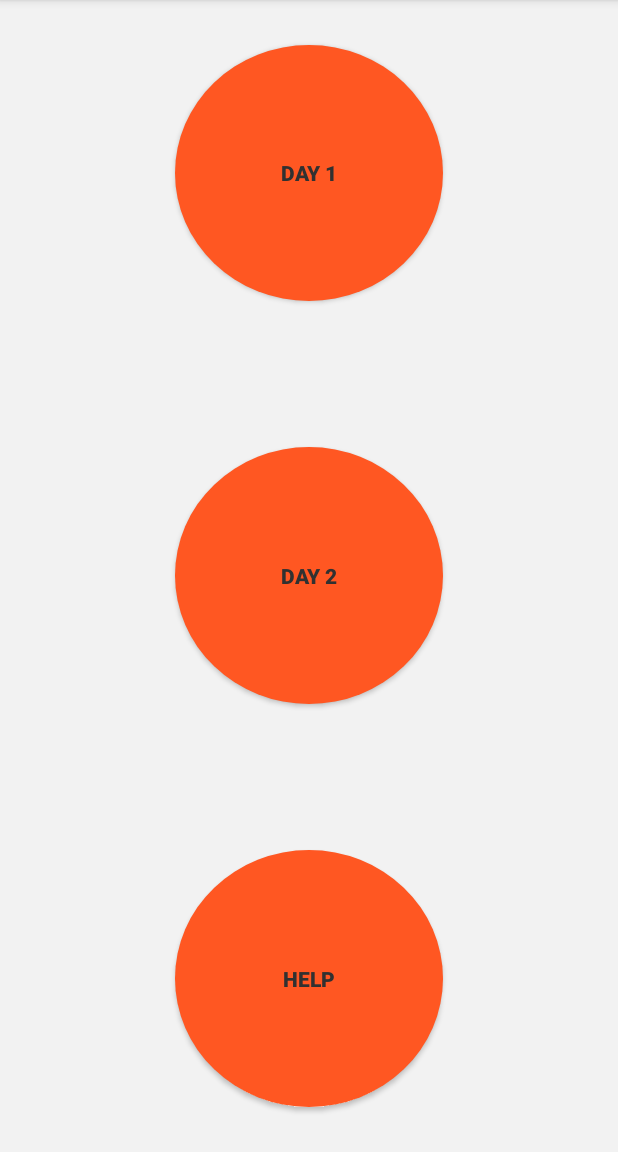
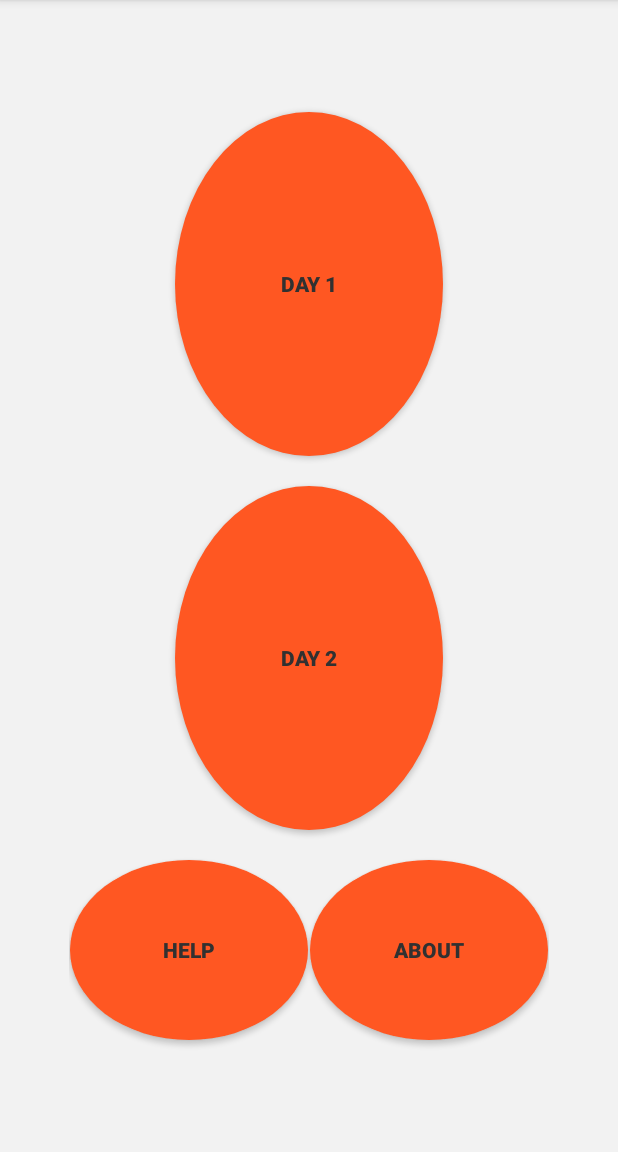
Before and after one commit to HARSHVDARJI/TechDemo, an Android app: the screen it shows after launch (MainActivity), on a phone screen of 412 x 824 dp, the part 84-1236 px from its top. Run offline under Robolectric (Android 15) with nearby library versions, the phone set to English and light mode, and no system bars.

Commit message:
Added About me..

```diff
--- a/app/src/main/AndroidManifest.xml
+++ b/app/src/main/AndroidManifest.xml
@@ -25,6 +25,8 @@
         <activity android:name=".HelpLayout.Help" > </activity>
         <activity android:name=".ViewLayout.FinalActivity">
         </activity>
+        <activity android:name=".About"
+            android:label="@string/about"> </activity>
     </application>
 
 </manifest>
--- a/app/src/main/java/com/project/harsh/techdemo/MainActivity.java
+++ b/app/src/main/java/com/project/harsh/techdemo/MainActivity.java
@@ -19,6 +19,7 @@ public class MainActivity extends AppCompatActivity {
         Button day1 = (Button)findViewById(R.id.btn1);
         Button day2 = (Button)findViewById(R.id.btn2);
         Button help = (Button)findViewById(R.id.help);
+        Button about = (Button)findViewById(R.id.about);
 
         day1.setOnClickListener(new View.OnClickListener() {
             @Override
@@ -49,5 +50,14 @@ public class MainActivity extends AppCompatActivity {
 
             }
         });
+        about.setOnClickListener(new View.OnClickListener() {
+            @Override
+            public void onClick(View v) {
+                Intent i = new Intent(MainActivity.this, About.class);
+                i.putExtra("position",2);
+                startActivity(i);
+
+            }
+        });
     }
 }
--- a/app/src/main/res/layout/activity_main.xml
+++ b/app/src/main/res/layout/activity_main.xml
@@ -16,7 +16,6 @@
         android:text="DAY 1"
         android:textStyle="bold"
         android:textColor="@color/fontcolor"
-        android:layout_marginBottom="77dp"
         android:layout_weight="1"/>
 
     <Button
@@ -28,16 +27,29 @@
         android:layout_width="180dp"
         android:layout_height="160dp"
         android:layout_weight="1"/>
-
+    <LinearLayout
+        android:layout_width="wrap_content"
+        android:layout_height="wrap_content"
+        android:orientation="horizontal">
         <Button
             android:background="@drawable/grid_item_corner"
             android:id="@+id/help"
-        android:layout_width="180dp"
-        android:layout_height="160dp"
+            android:layout_width="160dp"
+            android:layout_height="140dp"
             android:text="HELP"
             android:textStyle="bold"
             android:textColor="@color/fontcolor"
-        android:layout_marginTop="77dp"
+            android:layout_weight="1"/>
+        <Button
+            android:background="@drawable/grid_item_corner"
+            android:id="@+id/about"
+            android:layout_width="160dp"
+            android:layout_height="140dp"
+            android:text="About"
+            android:textStyle="bold"
+            android:textColor="@color/fontcolor"
             android:layout_weight="1"/>
 
     </LinearLayout>
+
+</LinearLayout>
--- a/app/src/main/res/values/strings.xml
+++ b/app/src/main/res/values/strings.xml
@@ -1,5 +1,6 @@
 <resources>
     <string name="app_name">Technosonic2k17</string>
+    <string name="about">About Me</string>
 
     <string name="trtime">Time : 10:30AM</string>
     <string name="trtitle">TRUSS BRIDGE MODELLING</string>
```
Also changed, not shown: app/src/main/java/com/project/harsh/techdemo/About.java (added, +47 -0 lines), app/src/main/res/layout/about.xml (added, +27 -0 lines), app/src/main/res/drawable/mypic.png (added). Lines whose indentation alone changed are shown as unchanged.
